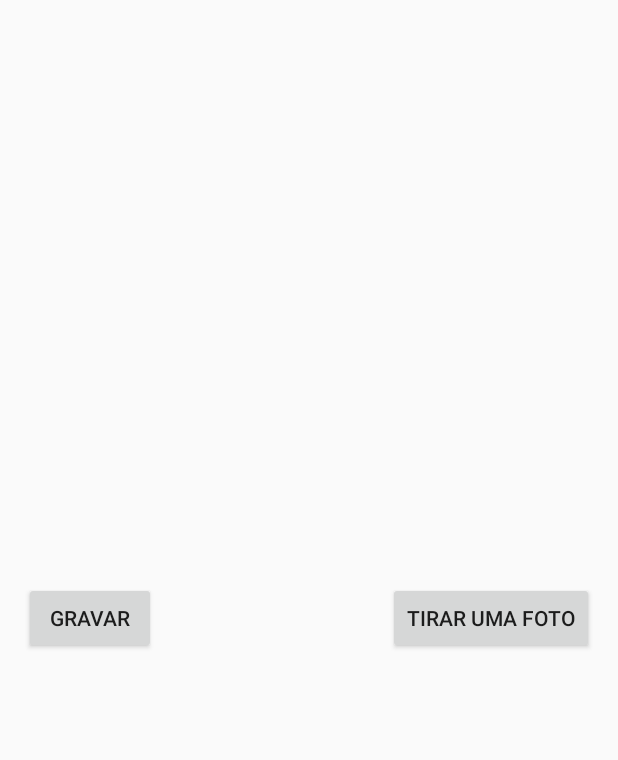
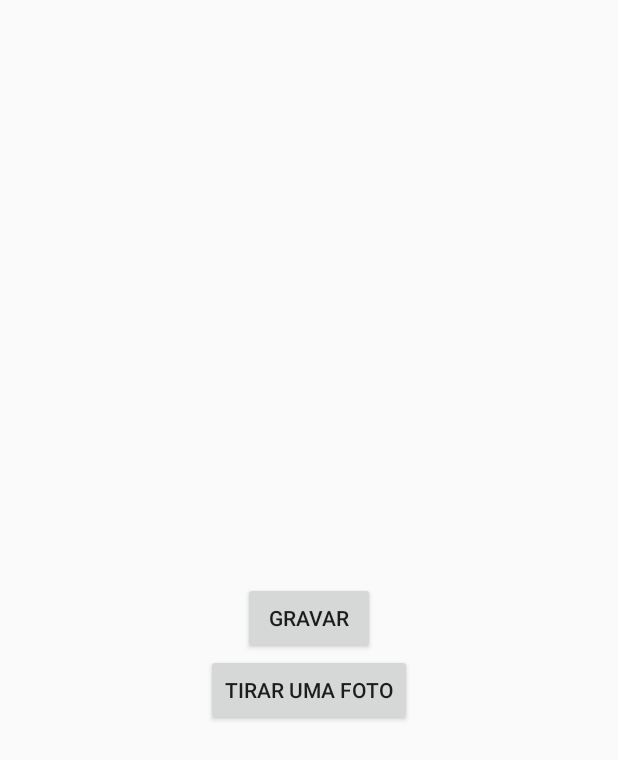
Before and after one commit to yanctrindade/tr2_android, an Android app: the layout activity_tela_principal.xml on its own in the app's theme, with its tools: preview values and no code run, on a phone screen of 412 x 824 dp. Shown: the top 760 px of the screen. Run offline under Robolectric (Android 15) with nearby library versions, the phone set to English and light mode, and no system bars.

Commit message:
Adiciona CallBack para a foto e video Deixa a tela cheia com o previw da camera Botao tirar foto apenas para teste no meio da tela Botao gravar video apenas para teste no meio da tela

```diff
--- a/app/src/main/res/layout/activity_tela_principal.xml
+++ b/app/src/main/res/layout/activity_tela_principal.xml
@@ -4,36 +4,7 @@
     android:id="@+id/activity_tela_principal"
     android:layout_width="match_parent"
     android:layout_height="match_parent"
-    android:paddingBottom="@dimen/activity_vertical_margin"
-    android:paddingLeft="@dimen/activity_horizontal_margin"
-    android:paddingRight="@dimen/activity_horizontal_margin"
-    android:paddingTop="@dimen/activity_vertical_margin"
     tools:context="com.example.android.tr2_android.TelaPrincipal">
-
-    <FrameLayout
-        android:layout_width="fill_parent"
-        android:layout_height="200dp"
-        android:id="@+id/camera_preview">
-
-    </FrameLayout>
-
-    <ImageView
-        android:layout_width="wrap_content"
-        android:layout_height="wrap_content"
-        android:id="@+id/foto"
-        android:layout_below="@+id/tirar_foto"
-        android:layout_centerHorizontal="true"
-        android:layout_marginTop="147dp" />
-
-    <Button
-        android:text="Tirar uma foto"
-        android:layout_width="wrap_content"
-        android:layout_height="wrap_content"
-        android:id="@+id/tirar_foto"
-        android:layout_alignBaseline="@+id/gravar_video"
-        android:layout_alignBottom="@+id/gravar_video"
-        android:layout_alignParentRight="true"
-        android:layout_alignParentEnd="true" />
 
     <Button
         android:text="Gravar"
@@ -41,7 +12,19 @@
         android:layout_height="wrap_content"
         android:id="@+id/gravar_video"
         android:layout_centerVertical="true"
-        android:layout_alignParentLeft="true"
-        android:layout_alignParentStart="true" />
+        android:layout_centerHorizontal="true" />
+
+    <Button
+        android:text="Tirar uma foto"
+        android:layout_width="wrap_content"
+        android:layout_height="wrap_content"
+        android:id="@+id/tirar_foto"
+        android:layout_below="@+id/gravar_video"
+        android:layout_centerHorizontal="true"/>
+
+    <FrameLayout
+        android:layout_width="match_parent"
+        android:layout_height="match_parent"
+        android:id="@+id/camera_preview"/>
 
 </RelativeLayout>
```
Also changed, not shown: app/src/main/java/com/example/android/tr2_android/Camera/ModuloCamera.java (+71 -3 lines), app/src/main/java/com/example/android/tr2_android/TelaPrincipal.java (+14 -74 lines), 1 other file.
